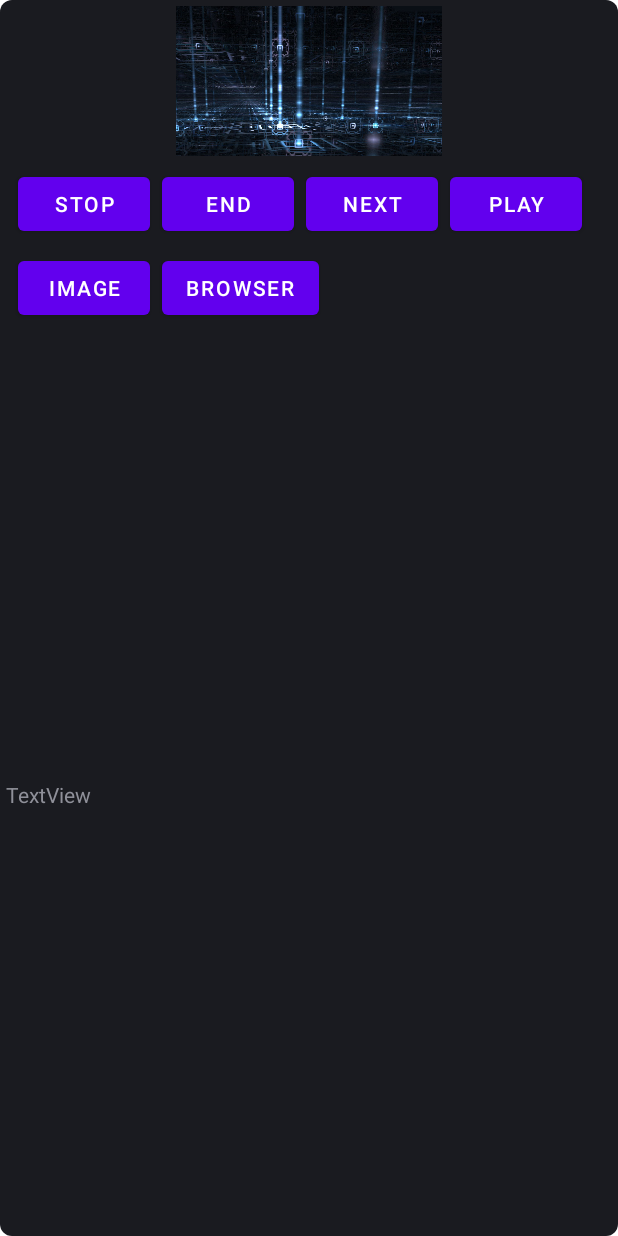
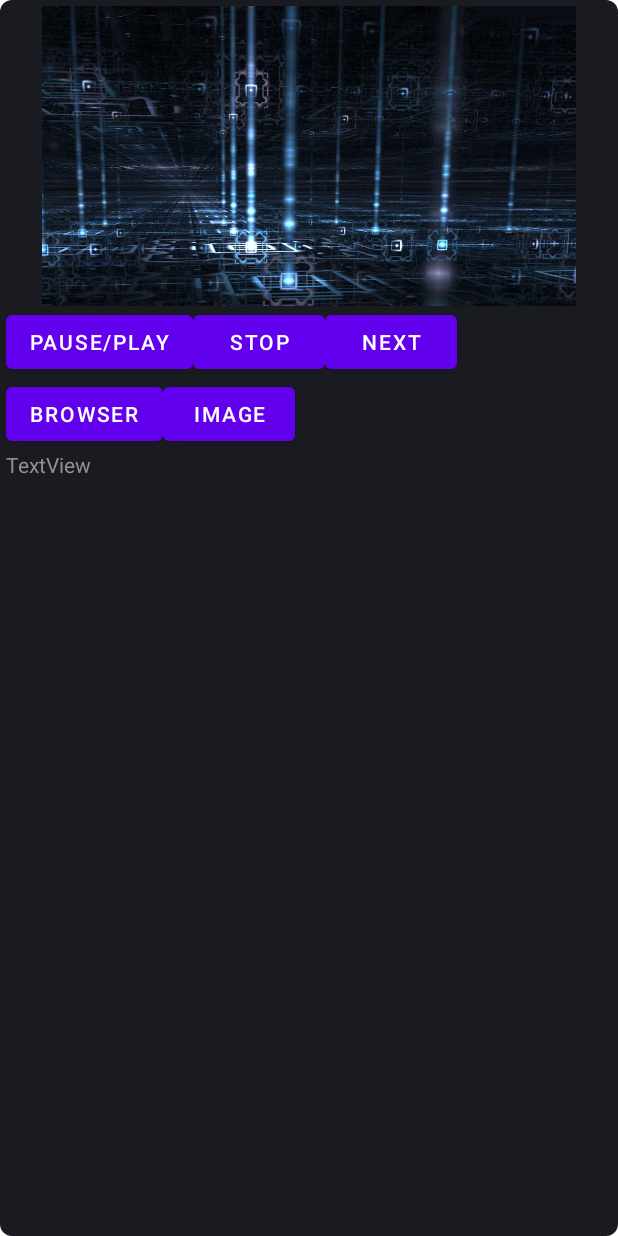
Before and after one commit to Ventinarii/SMB_PK, an Android app: the layout m_p5.xml on its own in the app's theme, with its tools: preview values and no code run, on a phone screen of 412 x 824 dp. Run offline under Robolectric (Android 15) with nearby library versions, the phone set to English and light mode, and no system bars.

Commit message:
Ui works. now on to: -change image -open browser -manage player

```diff
--- a/app/src/main/java/com/example/s17149/DataBase/ShopViewModel.kt
+++ b/app/src/main/java/com/example/s17149/DataBase/ShopViewModel.kt
@@ -32,28 +32,29 @@ class ShopViewModel(app: Application):AndroidViewModel(app) {
     }
 
     suspend fun insert(shop: Shop,context: Context) {
-        addGeoAlert(shop,context,true);
+        //addGeoAlert(shop,context,true);
         repo.insert(shop);
     }
 
     suspend fun delete(shop: Shop,context: Context) {
-        delGeoAlert(shop,context);
+        //delGeoAlert(shop,context);
         repo.delete(shop);
     }
 
     suspend fun update(shopOld: Shop?,shopNew: Shop,context: Context) {
-        if(shopOld!=null){
-            delGeoAlert(shopOld,context);
-            addGeoAlert(shopNew,context,false);
-        }
+        //if(shopOld!=null){
+        //    delGeoAlert(shopOld,context);
+        //    addGeoAlert(shopNew,context,false);
+        //}
         repo.update(shopNew);
     }
 
     suspend fun deleteAll(context: Context) {
-        allShops.value?.forEach{e->delGeoAlert(e,context);};
+        //allShops.value?.forEach{e->delGeoAlert(e,context);};
         repo.deleteAll();
     }
 
+    /*
     private lateinit var geoClient:GeofencingClient;
     private lateinit var geoLocReceiver: GeoLocReceiver
     private var gId = 0;
@@ -118,4 +119,5 @@ class ShopViewModel(app: Application):AndroidViewModel(app) {
         var pendingIntent = PendingIntent.getBroadcast(context, 0, intent, PendingIntent.FLAG_UPDATE_CURRENT)
         geoClient.removeGeofences(pendingIntent);
     }
+     */
 }
--- a/app/src/main/java/com/example/s17149/Logic/WigetLogic.java
+++ b/app/src/main/java/com/example/s17149/Logic/WigetLogic.java
@@ -1,9 +1,23 @@
 package com.example.s17149.Logic;
 
+import android.content.Context;
+
+import com.example.s17149.DataBase.MyRoomDatabase;
+import com.example.s17149.DataBase.ShopDao;
+import com.example.s17149.DataBase.ShopRepo;
+
 public class WigetLogic {
+    public static MyRoomDatabase db;
+    public static ShopDao dao;
+    public static ShopRepo repo;
 
-    public static void test(){
+    public static void init(Context context){
+        if(db==null){
+            db = MyRoomDatabase.Companion.getDatabase(context);
+            dao = db.productDao();
+            repo = new ShopRepo(dao);
+        }
+    }
 
 
-    }
 }
--- a/app/src/main/java/com/example/s17149/MP5.kt
+++ b/app/src/main/java/com/example/s17149/MP5.kt
@@ -4,6 +4,10 @@ import android.appwidget.AppWidgetManager
 import android.appwidget.AppWidgetProvider
 import android.content.Context
 import android.widget.RemoteViews
+import com.example.s17149.Adapters.ShopAdapter
+import com.example.s17149.DataBase.ShopViewModel
+import com.example.s17149.Logic.AppLogic
+import com.example.s17149.Logic.WigetLogic
 import com.example.s17149.R
 
 /**
@@ -35,11 +39,23 @@ internal fun updateAppWidget(
     appWidgetManager: AppWidgetManager,
     appWidgetId: Int
 ) {
-    val widgetText = context.getString(R.string.appwidget_text);
+    WigetLogic.init(context.applicationContext);
+
+    var widgetText = WigetLogic
+        .repo
+        .allProducts
+        .value
+        ?.stream()
+        ?.map { e->e.name+" "+e.description }
+        ?.reduce { a, b->a+b }
+        ?.get();
+    if(widgetText.isNullOrEmpty())
+        widgetText = "no shops for display";
     // Construct the RemoteViews object
     val views = RemoteViews(context.packageName, R.layout.m_p5);
-    //views.setTextViewText(R.id.appwidget_text, widgetText)
+    views.setTextViewText(R.id.textView, widgetText);
+    views.setImageViewResource(R.id.imageView,R.drawable.wallpaer);
 
     // Instruct the widget manager to update the widget
-    appWidgetManager.updateAppWidget(appWidgetId, views);
+    appWidgetManager.updateAppWidget(appWidgetId, views)
 }
--- a/app/src/main/res/layout/m_p5.xml
+++ b/app/src/main/res/layout/m_p5.xml
@@ -1,90 +1,71 @@
-<androidx.constraintlayout.widget.ConstraintLayout xmlns:android="http://schemas.android.com/apk/res/android"
+<RelativeLayout xmlns:android="http://schemas.android.com/apk/res/android"
     xmlns:app="http://schemas.android.com/apk/res-auto"
-    xmlns:tools="http://schemas.android.com/tools"
-    android:id="@+id/relativeLayout"
     style="@style/Widget.S17149.AppWidget.Container"
     android:layout_width="match_parent"
     android:layout_height="match_parent"
     android:theme="@style/Theme.S17149.AppWidgetContainer">
 
     <Button
-        android:id="@+id/Play"
+        android:id="@+id/Image"
         android:layout_width="wrap_content"
         android:layout_height="wrap_content"
-        android:layout_marginStart="8dp"
-        android:layout_marginTop="8dp"
-        android:text="Play"
-        app:layout_constraintStart_toEndOf="@+id/Next"
-        app:layout_constraintTop_toBottomOf="@+id/imageView" />
+        android:layout_below="@+id/Stop"
+        android:layout_marginStart="0dp"
+        android:layout_marginTop="0dp"
+        android:layout_toEndOf="@+id/Browser"
+        android:text="Image" />
+
+    <Button
+        android:id="@+id/Browser"
+        android:layout_width="wrap_content"
+        android:layout_height="wrap_content"
+        android:layout_below="@+id/PausePlay"
+        android:layout_alignParentStart="true"
+        android:layout_marginStart="0dp"
+        android:layout_marginTop="0dp"
+        android:text="Browser" />
+
+    <Button
+        android:id="@+id/Next"
+        android:layout_width="wrap_content"
+        android:layout_height="wrap_content"
+        android:layout_below="@+id/imageView"
+        android:layout_marginStart="0dp"
+        android:layout_marginTop="0dp"
+        android:layout_toEndOf="@+id/Stop"
+        android:text="Next" />
+
+    <ImageView
+        android:id="@+id/imageView"
+        android:layout_width="match_parent"
+        android:layout_height="200dp"
+        app:srcCompat="@drawable/wallpaer" />
+
+    <Button
+        android:id="@+id/PausePlay"
+        android:layout_width="wrap_content"
+        android:layout_height="wrap_content"
+        android:layout_below="@+id/imageView"
+        android:layout_alignParentStart="true"
+        android:layout_marginStart="0dp"
+        android:layout_marginTop="0dp"
+        android:text="Pause/Play" />
 
     <Button
         android:id="@+id/Stop"
         android:layout_width="wrap_content"
         android:layout_height="wrap_content"
-        android:layout_marginStart="8dp"
-        android:layout_marginTop="8dp"
-        android:text="Stop"
-        app:layout_constraintStart_toStartOf="parent"
-        app:layout_constraintTop_toBottomOf="@+id/imageView" />
-
-    <Button
-        android:id="@+id/End"
-        android:layout_width="wrap_content"
-        android:layout_height="wrap_content"
-        android:layout_marginStart="8dp"
-        android:layout_marginTop="8dp"
-        android:text="End"
-        app:layout_constraintStart_toEndOf="@+id/Stop"
-        app:layout_constraintTop_toBottomOf="@+id/imageView" />
-
-    <Button
-        android:id="@+id/Next"
-        android:layout_width="wrap_content"
-        android:layout_height="wrap_content"
-        android:layout_marginStart="8dp"
-        android:layout_marginTop="8dp"
-        android:text="Next"
-        app:layout_constraintStart_toEndOf="@+id/End"
-        app:layout_constraintTop_toBottomOf="@+id/imageView" />
-
-    <Button
-        android:id="@+id/Browser"
-        android:layout_width="wrap_content"
-        android:layout_height="wrap_content"
-        android:layout_marginStart="8dp"
-        android:layout_marginTop="8dp"
-        android:text="Browser"
-        app:layout_constraintStart_toEndOf="@+id/Image"
-        app:layout_constraintTop_toBottomOf="@+id/End" />
-
-    <Button
-        android:id="@+id/Image"
-        android:layout_width="wrap_content"
-        android:layout_height="wrap_content"
-        android:layout_marginStart="8dp"
-        android:layout_marginTop="8dp"
-        android:text="Image"
-        app:layout_constraintStart_toStartOf="parent"
-        app:layout_constraintTop_toBottomOf="@+id/Stop" />
-
-    <ImageView
-        android:id="@+id/imageView"
-        android:layout_width="0dp"
-        android:layout_height="100dp"
-        app:layout_constraintBottom_toBottomOf="parent"
-        app:layout_constraintEnd_toEndOf="parent"
-        app:layout_constraintStart_toStartOf="parent"
-        app:layout_constraintTop_toTopOf="parent"
-        app:layout_constraintVertical_bias="0.0"
-        app:srcCompat="@drawable/wallper" />
+        android:layout_below="@+id/imageView"
+        android:layout_marginStart="0dp"
+        android:layout_marginTop="0dp"
+        android:layout_toEndOf="@+id/PausePlay"
+        android:text="Stop" />
 
     <TextView
         android:id="@+id/textView"
-        android:layout_width="0dp"
-        android:layout_height="300dp"
-        android:text="TextView"
-        app:layout_constraintBottom_toBottomOf="parent"
-        app:layout_constraintEnd_toEndOf="parent"
-        app:layout_constraintStart_toStartOf="parent" />
-
-</androidx.constraintlayout.widget.ConstraintLayout>
+        android:layout_width="match_parent"
+        android:layout_height="match_parent"
+        android:layout_below="@+id/Image"
+        android:layout_marginTop="0dp"
+        android:text="TextView" />
+</RelativeLayout>
```
Also changed, not shown: app/src/main/res/drawable-v24/wallpaer.jpg (added), 1 other file.
